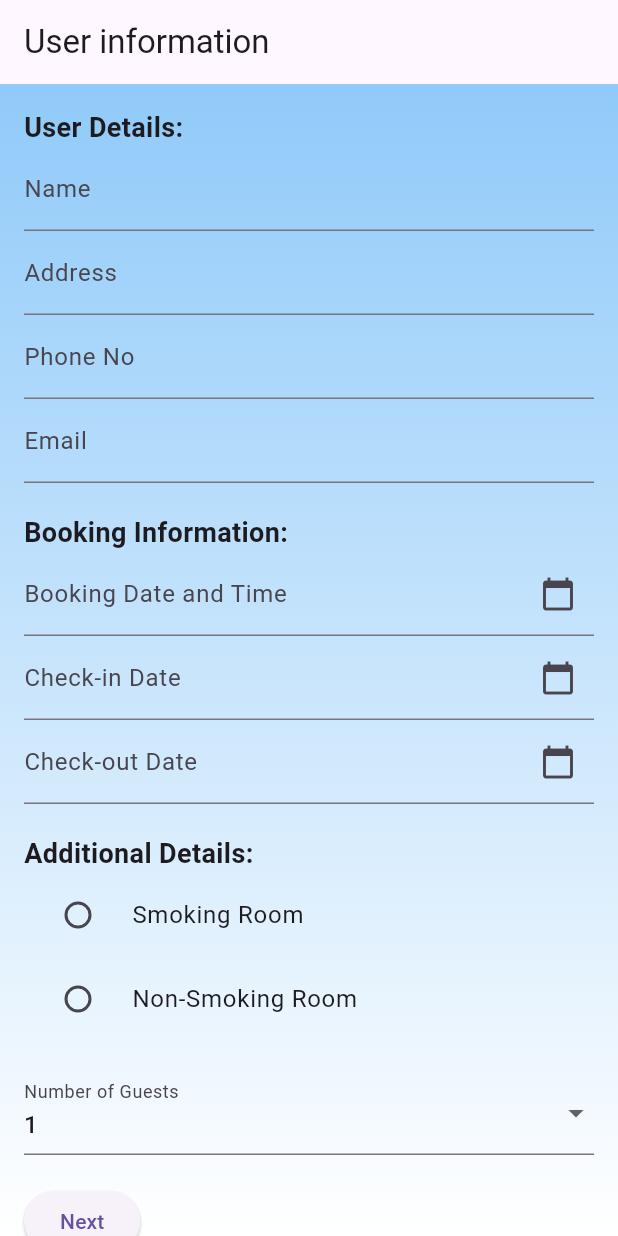
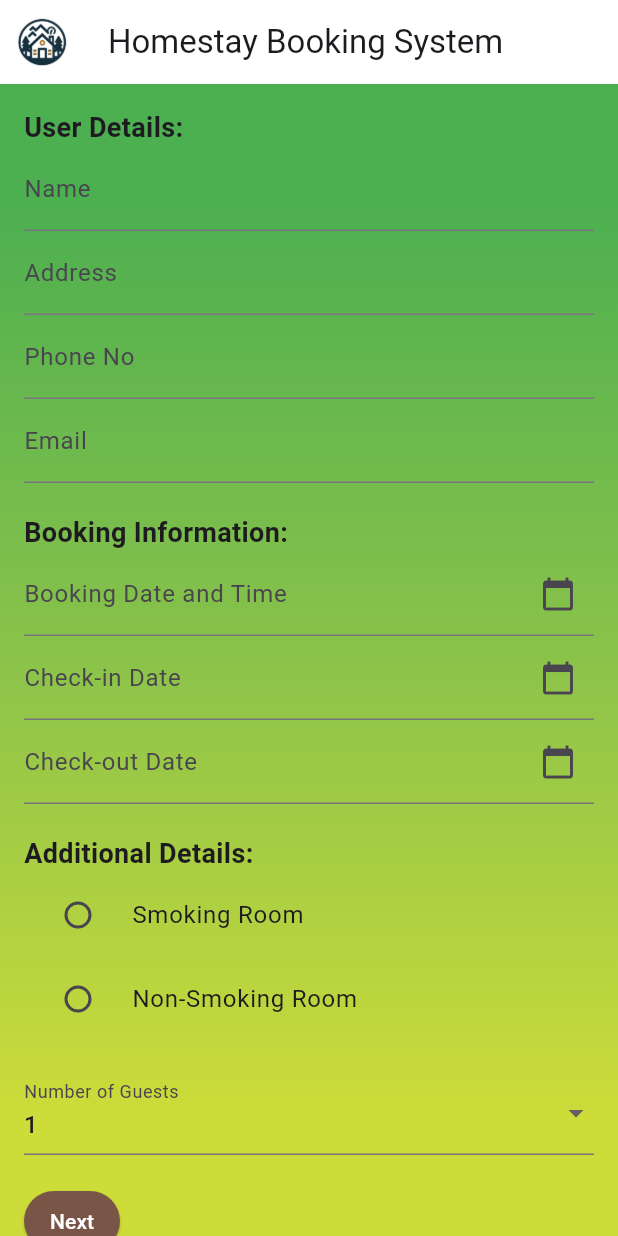
Before and after one commit to afeefnih/Assignment-Mobile, a Flutter app: the BookingPage1 screen opened directly, on a phone screen of 412 x 824 dp. Run offline on Flutter 3.47's test engine with Material 3 defaults, Android fonts, the phone set to English and light mode, and no system bars; our stand-ins replace flutter_rating_bar, sqflite; accounts and stored records are empty.

Commit message:
Update booking_page_1.dart
design update

```diff
--- a/lib/booking_page_1.dart
+++ b/lib/booking_page_1.dart
@@ -2,10 +2,9 @@ import 'user.dart';
 import 'package:flutter/material.dart';
 import 'booking_page_2.dart'; // Import BookingPage2
 import 'package:intl/intl.dart'; // Import the intl package for date formatting
+import 'main.dart';
 
 class BookingPage1 extends StatefulWidget {
-  const BookingPage1({super.key});
-
   @override
   _BookingPage1State createState() => _BookingPage1State();
 }
@@ -19,14 +18,12 @@ class _BookingPage1State extends State<BookingPage1> {
   final TextEditingController _bookingDateTimeController = TextEditingController();
   final TextEditingController _checkInDateTimeController = TextEditingController();
   final TextEditingController _checkOutDateTimeController = TextEditingController();
-  //final TextEditingController _additionalRequestsController = TextEditingController();
 
   final List<int> _numGuestsList = List.generate(10, (index) => index + 1);
   int _numGuests = 1;
   DateTime? _selectedBookingDate;
   DateTime? _selectedCheckInDate;
   DateTime? _selectedCheckOutDate;
-  //TimeOfDay? _selectedTime;
   int _selectedRequestIndex = -1;
   final List<String> _smoking = ['Smoking Room', 'Non-Smoking Room'];
 
@@ -39,14 +36,14 @@ class _BookingPage1State extends State<BookingPage1> {
       lastDate: DateTime(2101),
     );
 
-    if (pickedDate != null) {
+    if (pickedDate!= null) {
       // If date is selected, show time picker
       final TimeOfDay? pickedTime = await showTimePicker(
         context: context,
         initialTime: TimeOfDay.now(),
       );
 
-      if (pickedTime != null) {
+      if (pickedTime!= null) {
         // If time is also selected, update the date and time accordingly
         setState(() {
           if (fieldType == 'booking') {
@@ -92,18 +89,31 @@ class _BookingPage1State extends State<BookingPage1> {
   Widget build(BuildContext context) {
     return Scaffold(
     appBar: AppBar(
-        title: const Text('User information'),
+        title: Text('Homestay Booking System'),
+        backgroundColor: Colors.white,
+        leading: IconButton(
+          icon: Image.asset('assets/icon.jpg'),
+          onPressed: () {
+            Navigator.push(
+              context,
+              MaterialPageRoute(builder: (context) => HomePage()),
+            );
+          },
+        ),
       ),
       body: Container(
+        width: double.infinity,
+        height: double.infinity,
         decoration: BoxDecoration(
-          // Add a calm background color
           gradient: LinearGradient(
             begin: Alignment.topCenter,
             end: Alignment.bottomCenter,
             colors: [
-              Colors.blue[200]!,
-              Colors.white,
+              Color(0xFF4CAF50),
+              Color(0xFF8BC34A),
+              Color(0xFFCDDC39),
             ],
+            stops: [0.1, 0.5, 0.9],
           ),
         ),
         child: SingleChildScrollView(
@@ -268,6 +278,11 @@ class _BookingPage1State extends State<BookingPage1> {
                 ),
                 const SizedBox(height: 20),
                 ElevatedButton(
+                    style: ButtonStyle(
+                      backgroundColor: MaterialStateProperty.all(Colors.brown),
+                      foregroundColor: MaterialStateProperty.all(Colors.white),
+                      padding: MaterialStateProperty.all(EdgeInsets.symmetric(horizontal: 16, vertical: 8)),
+                    ),
                     onPressed: () {
                     if (_formKey.currentState?.validate() ?? false) {
                       // Calculate the number of days
@@ -306,6 +321,21 @@ class _BookingPage1State extends State<BookingPage1> {
                                   ),
                                   actions: [
                           ElevatedButton(
+                              style: ButtonStyle(
+                                backgroundColor: MaterialStateProperty.resolveWith<Color>((Set<MaterialState> states) {
+                                  if (states.contains(MaterialState.pressed)) {
+                                    return Colors.brown; // Color when button is pressed
+                                  }
+                                  return Colors.white; // Default color
+                                }),
+                                foregroundColor: MaterialStateProperty.resolveWith<Color>((Set<MaterialState> states) {
+                                  if (states.contains(MaterialState.pressed)) {
+                                    return Colors.white; // Text color when button is pressed
+                                  }
+                                  return Colors.brown; // Default text color
+                                }),
+                                padding: MaterialStateProperty.all(EdgeInsets.symmetric(horizontal: 16, vertical: 8)),
+                              ),
                               onPressed: () {
                                 Navigator.pop(context);
                                 Navigator.push(
@@ -324,6 +354,7 @@ class _BookingPage1State extends State<BookingPage1> {
                         );
                       },
                     );
+
                     }
                   },
                   child: const Text('Next'),
```
Lines whose indentation alone changed are shown as unchanged.
